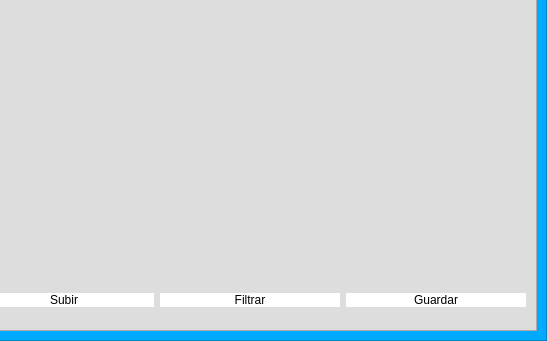
This is PythonApplication1/interfaz2.ui in dario-1/interfaz2 as Qt 5 draws it before an edit; both pictures show x 253 to 800 and y 259 to 600 of the 800 by 600 pixel window. The edited form follows.
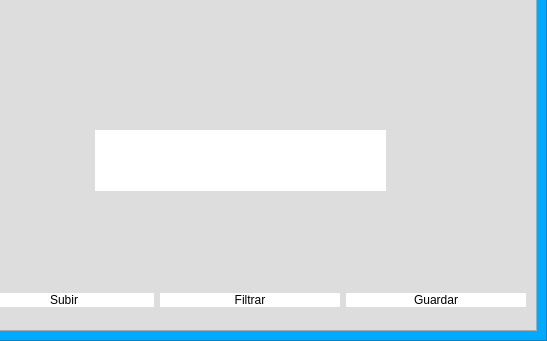
This is the edited form. The open tabs and pages were chosen to show the change. Icons and pictures are not drawn.

```diff
--- a/PythonApplication1/interfaz2.ui
+++ b/PythonApplication1/interfaz2.ui
@@ -773,6 +773,27 @@
                      </property>
                     </item>
                    </widget>
+                   <widget class="QLabel" name="label_6">
+                    <property name="geometry">
+                     <rect>
+                      <x>130</x>
+                      <y>310</y>
+                      <width>291</width>
+                      <height>61</height>
+                     </rect>
+                    </property>
+                    <property name="styleSheet">
+                     <string notr="true">font:87 12pt &quot;Arial Black&quot;;
+background-color: rgb(255, 255, 255);
+color: rgb(0, 0, 0);</string>
+                    </property>
+                    <property name="text">
+                     <string/>
+                    </property>
+                    <property name="alignment">
+                     <set>Qt::AlignCenter</set>
+                    </property>
+                   </widget>
                   </widget>
                  </item>
                 </layout>
```
Left out of the diff: 2 changed lines with no effect on the pictures.
